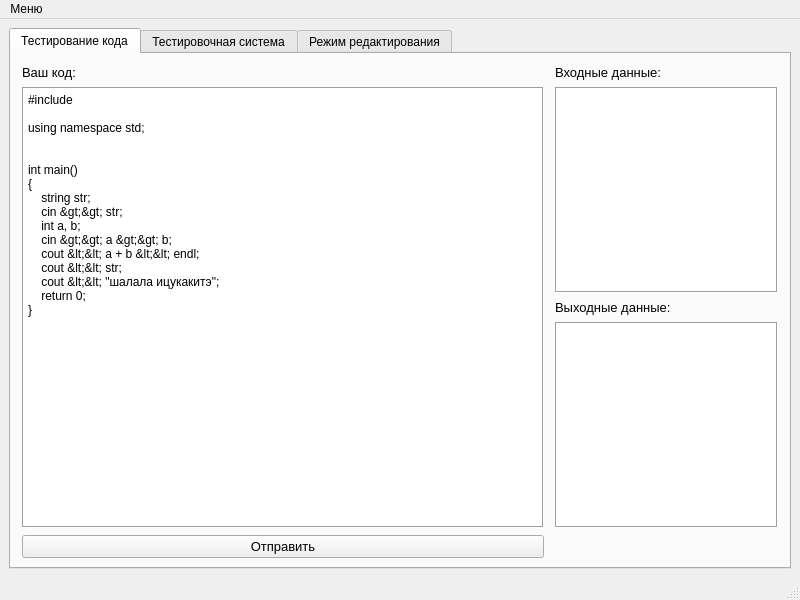
Above: mainwindow.ui from geroineee/ARM_QT before the change. Below: the same form after it.
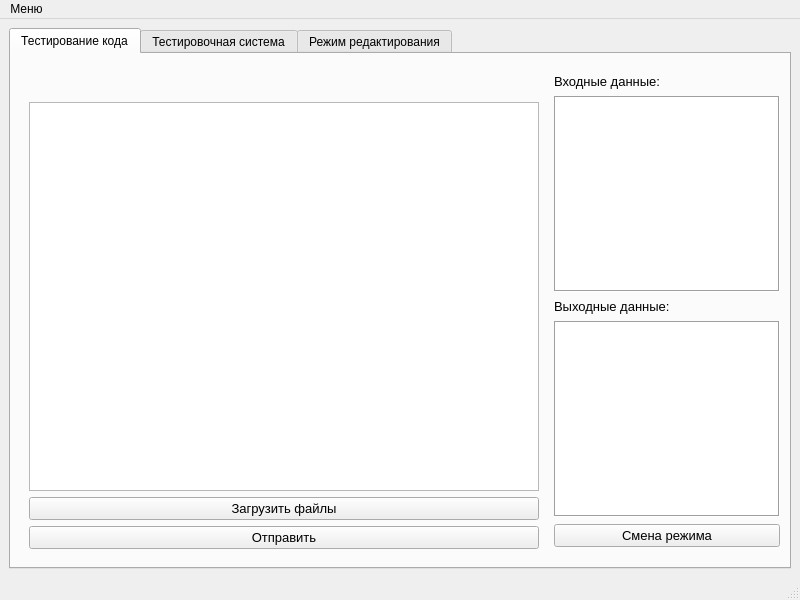
That is the form after the change.

What changed in the file:
```diff
--- a/mainwindow.ui
+++ b/mainwindow.ui
@@ -74,83 +74,25 @@
          <pointsize>10</pointsize>
         </font>
        </property>
+       <property name="layoutDirection">
+        <enum>Qt::LeftToRight</enum>
+       </property>
        <attribute name="title">
         <string>Тестирование кода</string>
        </attribute>
-       <layout class="QGridLayout" name="gridLayout" columnstretch="70,30">
-        <property name="sizeConstraint">
-         <enum>QLayout::SetDefaultConstraint</enum>
-        </property>
-        <property name="leftMargin">
-         <number>11</number>
-        </property>
-        <property name="topMargin">
-         <number>11</number>
-        </property>
-        <property name="rightMargin">
-         <number>11</number>
-        </property>
-        <property name="horizontalSpacing">
-         <number>11</number>
-        </property>
-        <property name="verticalSpacing">
-         <number>7</number>
-        </property>
-        <item row="0" column="1">
-         <widget class="QLabel" name="label_input_data">
-          <property name="font">
-           <font>
-            <pointsize>10</pointsize>
-           </font>
-          </property>
-          <property name="text">
-           <string>Входные данные:</string>
-          </property>
-         </widget>
-        </item>
-        <item row="2" column="1">
-         <widget class="QLabel" name="label_output_data">
-          <property name="font">
-           <font>
-            <pointsize>10</pointsize>
-           </font>
-          </property>
-          <property name="text">
-           <string>Выходные данные:</string>
-          </property>
-         </widget>
-        </item>
-        <item row="4" column="0">
-         <widget class="QPushButton" name="upload_user_code_button">
-          <property name="font">
-           <font>
-            <pointsize>10</pointsize>
-           </font>
-          </property>
-          <property name="text">
-           <string>Отправить</string>
-          </property>
-         </widget>
-        </item>
-        <item row="3" column="1">
-         <widget class="QTextBrowser" name="to_user_output_data">
-          <property name="frameShape">
-           <enum>QFrame::Box</enum>
-          </property>
-          <property name="frameShadow">
-           <enum>QFrame::Sunken</enum>
-          </property>
-          <property name="lineWidth">
-           <number>1</number>
-          </property>
-          <property name="midLineWidth">
+       <layout class="QGridLayout" name="gridLayout_5">
+        <item row="0" column="0">
+         <layout class="QGridLayout" name="gridLayout_4" columnstretch="70,30">
+          <property name="bottomMargin">
            <number>0</number>
           </property>
-          <property name="lineWrapMode">
-           <enum>QTextEdit::NoWrap</enum>
-          </property>
-         </widget>
-        </item>
+          <item row="0" column="0">
+           <widget class="QStackedWidget" name="stacked_widget_modes">
+            <property name="currentIndex">
+             <number>1</number>
+            </property>
+            <widget class="QWidget" name="page_code_mode">
+             <layout class="QGridLayout" name="gridLayout_3">
         <item row="0" column="0">
          <widget class="QLabel" name="label_insert_code">
           <property name="font">
@@ -163,7 +105,7 @@
           </property>
          </widget>
         </item>
-        <item row="1" column="0" rowspan="3">
+              <item row="1" column="0" colspan="2">
          <widget class="QPlainTextEdit" name="user_code_text_edit">
           <property name="font">
            <font>
@@ -202,7 +144,114 @@
           </property>
          </widget>
         </item>
-        <item row="1" column="1">
+              <item row="2" column="0" colspan="2">
+               <widget class="QPushButton" name="upload_user_code_button">
+                <property name="font">
+                 <font>
+                  <pointsize>10</pointsize>
+                 </font>
+                </property>
+                <property name="text">
+                 <string>Отправить</string>
+                </property>
+               </widget>
+              </item>
+             </layout>
+            </widget>
+            <widget class="QWidget" name="page_file_mode">
+             <layout class="QGridLayout" name="gridLayout_6">
+              <property name="topMargin">
+               <number>39</number>
+              </property>
+              <item row="0" column="0">
+               <widget class="QListWidget" name="list_files">
+                <property name="font">
+                 <font>
+                  <pointsize>13</pointsize>
+                 </font>
+                </property>
+               </widget>
+              </item>
+              <item row="1" column="0">
+               <widget class="QPushButton" name="button_get_files">
+                <property name="text">
+                 <string>Загрузить файлы</string>
+                </property>
+               </widget>
+              </item>
+              <item row="2" column="0">
+               <widget class="QPushButton" name="button_compile_file">
+                <property name="text">
+                 <string>Отправить</string>
+                </property>
+               </widget>
+              </item>
+             </layout>
+            </widget>
+           </widget>
+          </item>
+          <item row="0" column="1">
+           <layout class="QGridLayout" name="gridLayout">
+            <property name="topMargin">
+             <number>11</number>
+            </property>
+            <property name="bottomMargin">
+             <number>11</number>
+            </property>
+            <property name="spacing">
+             <number>7</number>
+            </property>
+            <item row="4" column="0">
+             <widget class="QPushButton" name="button_switch_mode">
+              <property name="text">
+               <string>Смена режима</string>
+              </property>
+             </widget>
+            </item>
+            <item row="2" column="0">
+             <widget class="QLabel" name="label_output_data">
+              <property name="font">
+               <font>
+                <pointsize>10</pointsize>
+               </font>
+              </property>
+              <property name="text">
+               <string>Выходные данные:</string>
+              </property>
+             </widget>
+            </item>
+            <item row="0" column="0">
+             <widget class="QLabel" name="label_input_data">
+              <property name="font">
+               <font>
+                <pointsize>10</pointsize>
+               </font>
+              </property>
+              <property name="text">
+               <string>Входные данные:</string>
+              </property>
+             </widget>
+            </item>
+            <item row="3" column="0">
+             <widget class="QTextBrowser" name="to_user_output_data">
+              <property name="frameShape">
+               <enum>QFrame::Box</enum>
+              </property>
+              <property name="frameShadow">
+               <enum>QFrame::Sunken</enum>
+              </property>
+              <property name="lineWidth">
+               <number>1</number>
+              </property>
+              <property name="midLineWidth">
+               <number>0</number>
+              </property>
+              <property name="lineWrapMode">
+               <enum>QTextEdit::NoWrap</enum>
+              </property>
+             </widget>
+            </item>
+            <item row="1" column="0">
          <widget class="QPlainTextEdit" name="user_input_data">
           <property name="frameShape">
            <enum>QFrame::Box</enum>
@@ -211,6 +260,10 @@
            <enum>QPlainTextEdit::NoWrap</enum>
           </property>
          </widget>
+            </item>
+           </layout>
+          </item>
+         </layout>
         </item>
        </layout>
       </widget>
```
Lines whose indentation alone changed are shown as unchanged.
